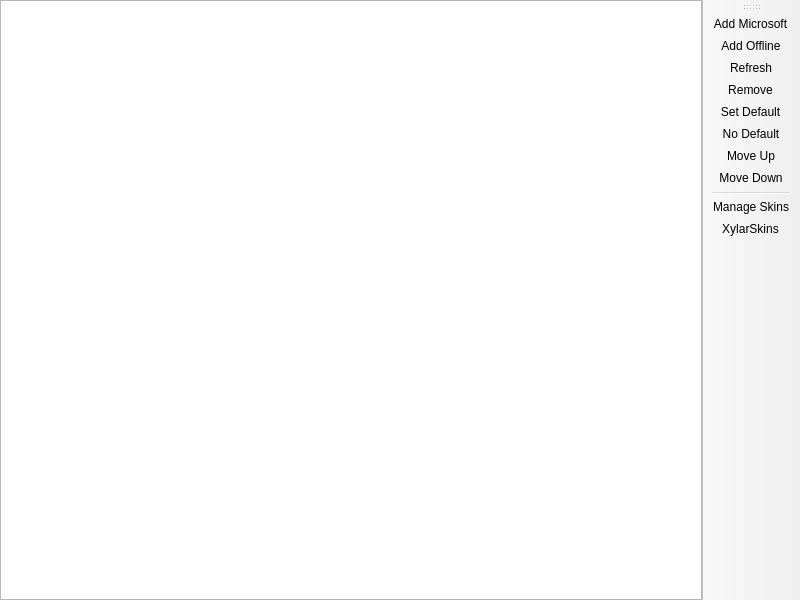
Before: the Qt Designer form launcher/ui/pages/global/AccountListPage.ui in XylarJava/XylarJava, drawn with Qt 5.
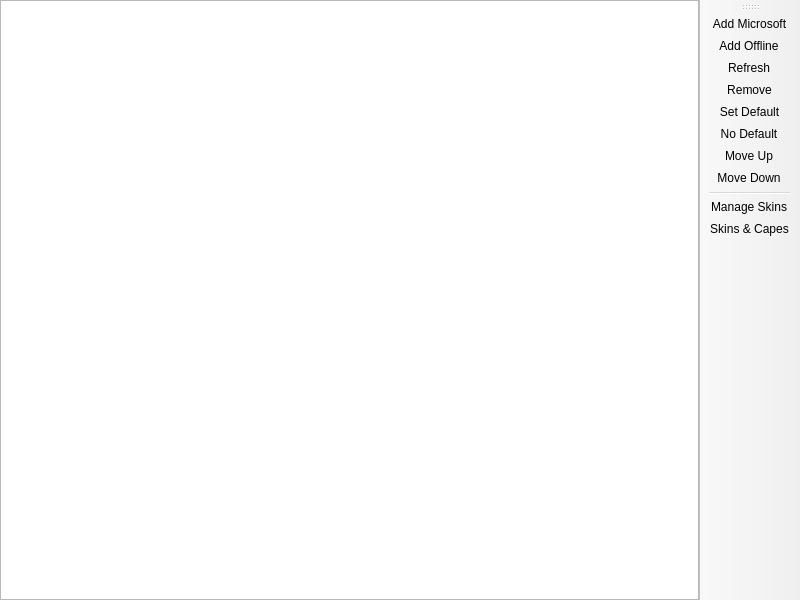
After: the same form once the commit is applied. Custom widgets are drawn as their Qt base class.

Commit message:
Skins & Capes: six XylarJava capes or your own, in the launcher and in game
Servers: the addresses that lead to this computer (playit.gg, public IP,
Wi-Fi IP, and the IPs in the console) stay hidden until Show addresses.

What changed in the file:
```diff
--- a/launcher/ui/pages/global/AccountListPage.ui
+++ b/launcher/ui/pages/global/AccountListPage.ui
@@ -87,7 +87,7 @@
   </action>
   <action name="actionXylarSkins">
    <property name="text">
-    <string>&amp;XylarSkins</string>
+    <string>Skins &amp;&amp; &amp;Capes</string>
    </property>
    <property name="toolTip">
     <string>Manage XylarJava custom skin (works for offline accounts too)</string>
```
Left out of the diff: 2 changed lines with no effect on the pictures. The commit also changes 17 other files.
